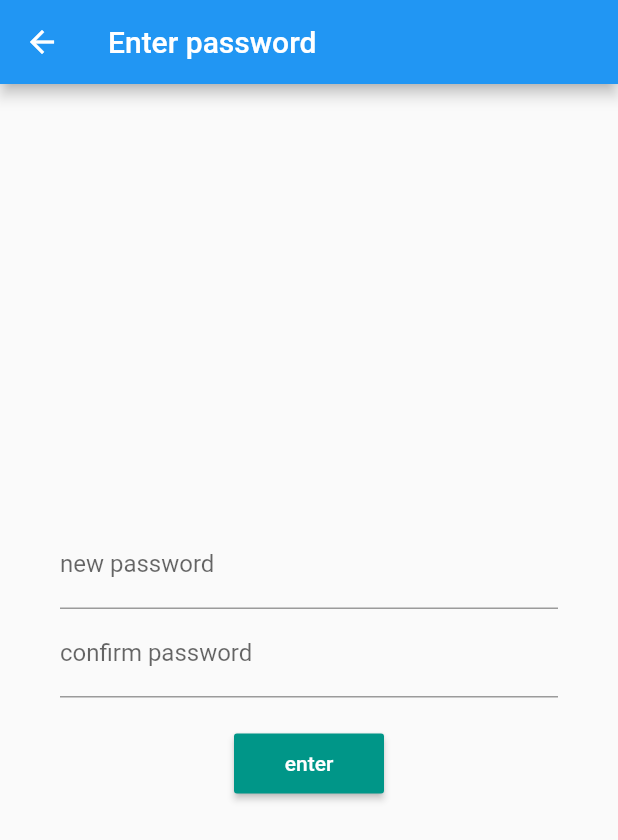
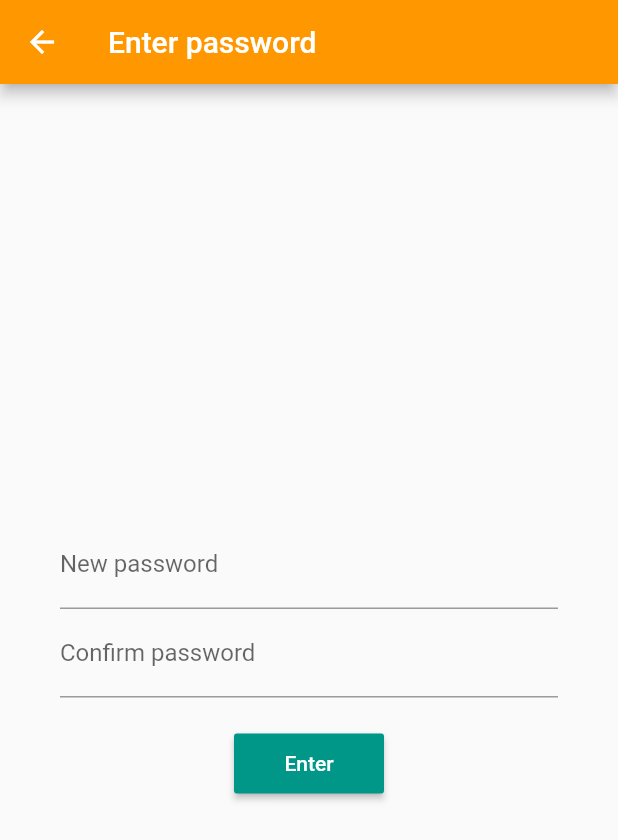
Before and after one commit to spryup/flutter_app, a Flutter app: the enterPassword screen opened directly, on a phone screen of 412 x 824 dp. Shown: the top 840 px of the screen. Run offline on Flutter 3.47's test engine with Material 2 defaults, Android fonts, the phone set to English and light mode, and no system bars; missing offline and left inert: flutter_search_bar, map_view.

Commit message:
code update

```diff
--- a/lib/enterPasswordPage.dart
+++ b/lib/enterPasswordPage.dart
@@ -1,5 +1,5 @@
 import 'package:flutter/material.dart';
-import 'main.dart';
+import 'mapPage.dart';
 
 class enterPassword extends StatelessWidget {
   @override
@@ -7,6 +7,7 @@ class enterPassword extends StatelessWidget {
     return new Scaffold(
       appBar: new AppBar(
         title: new Text("Enter password"),
+        backgroundColor: Colors.orange,
       ),
       body: new Container(
         padding: const EdgeInsets.all(40.0),
@@ -15,7 +16,7 @@ class enterPassword extends StatelessWidget {
           children: <Widget>[
             new TextFormField(
               decoration: new InputDecoration(
-                  labelText: "new password",
+                  labelText: "New password",
 
               ),
               keyboardType: TextInputType.text,
@@ -23,7 +24,7 @@ class enterPassword extends StatelessWidget {
             ),
             new TextFormField(
               decoration: new InputDecoration(
-                labelText: "confirm password",
+                labelText: "Confirm password",
 
               ),
               keyboardType: TextInputType.text,
@@ -37,12 +38,12 @@ class enterPassword extends StatelessWidget {
                 minWidth: 100.0,
                 color: Colors.teal,
                 textColor: Colors.white,
-                child: new Text("enter"),
+                child: new Text("Enter"),
                 splashColor: Colors.amber,
                 onPressed: () {
                   Navigator.push(
                     context,
-                    MaterialPageRoute(builder: (context) => MyApp()),
+                    MaterialPageRoute(builder: (context) => MapPage()),
                   );
                 }),
           ],
--- a/lib/enterVerificationCode.dart
+++ b/lib/enterVerificationCode.dart
@@ -6,7 +6,8 @@ class verificationCode extends StatelessWidget {
   Widget build(BuildContext context) {
     return new Scaffold(
       appBar: new AppBar(
-        title: new Text("verification code"),
+        title: new Text("Verification code"),
+        backgroundColor: Colors.orange,
       ),
         body: new Container(
           padding: const EdgeInsets.all(40.0),
@@ -25,7 +26,7 @@ class verificationCode extends StatelessWidget {
                   minWidth: 100.0,
                   color: Colors.teal,
                   textColor: Colors.white,
-                  child: new Text("next"),
+                  child: new Text("Next"),
                   splashColor: Colors.amber,
                   onPressed: () {
                 Navigator.push(
--- a/lib/main.dart
+++ b/lib/main.dart
@@ -71,7 +71,7 @@ class _LoginPageState extends State<LoginPage> with SingleTickerProviderStateMix
                          ),
                          new TextFormField(
                            decoration: new InputDecoration(
-                               labelText: "Enter password"
+                               labelText: "Enter Password"
                            ),
                            keyboardType: TextInputType.text,
                            obscureText: true,
--- a/lib/mapPage.dart
+++ b/lib/mapPage.dart
@@ -165,7 +165,7 @@ class MapPageState extends State<MapPage> {
             ),
 
             new ListTile(
-              title: new Text("inbox"),
+              title: new Text("Inbox"),
               trailing: new Icon(Icons.message),
               onTap: (){
                 Navigator.push(
@@ -176,7 +176,7 @@ class MapPageState extends State<MapPage> {
 
             ),
             new ListTile(
-              title: new Text("sign Out"),
+              title: new Text("Sign Out"),
               trailing: new Icon(Icons.error_outline),
               onTap: (){
                 Navigator.push(
--- a/lib/mobileSignUp.dart
+++ b/lib/mobileSignUp.dart
@@ -10,6 +10,7 @@ class secondScreen extends StatelessWidget {
     return new Scaffold(
        appBar:  new AppBar(
         title : new Text("Mobile Sign up"),
+         backgroundColor: Colors.orange,
     ),
     body: new Container(
       padding: const EdgeInsets.all(40.0),
```
